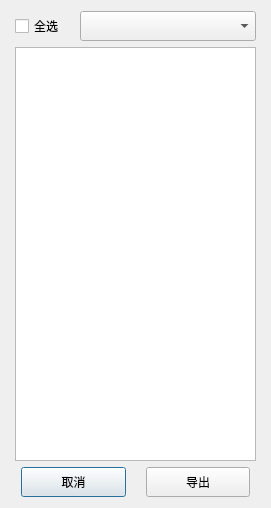
Old version of the form Qt/ERP/dialoggoodsprint.ui in the repository superp2017/NTERP.
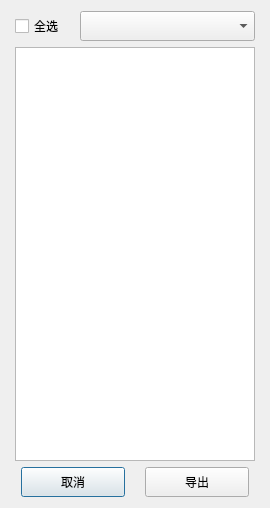
New version of the form.

```diff
--- a/Qt/ERP/dialoggoodsprint.ui
+++ b/Qt/ERP/dialoggoodsprint.ui
@@ -6,7 +6,7 @@
    <rect>
     <x>0</x>
     <y>0</y>
-    <width>271</width>
+    <width>270</width>
     <height>508</height>
    </rect>
   </property>
```
Left out of the diff: 2 changed lines with no effect on the pictures.
